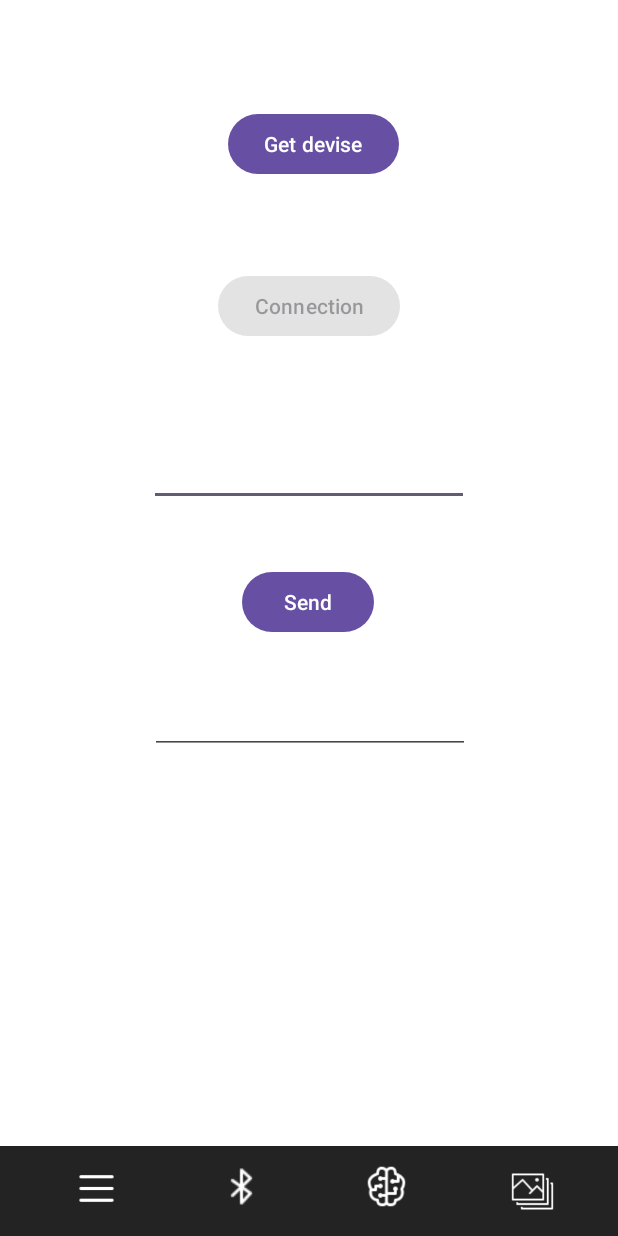
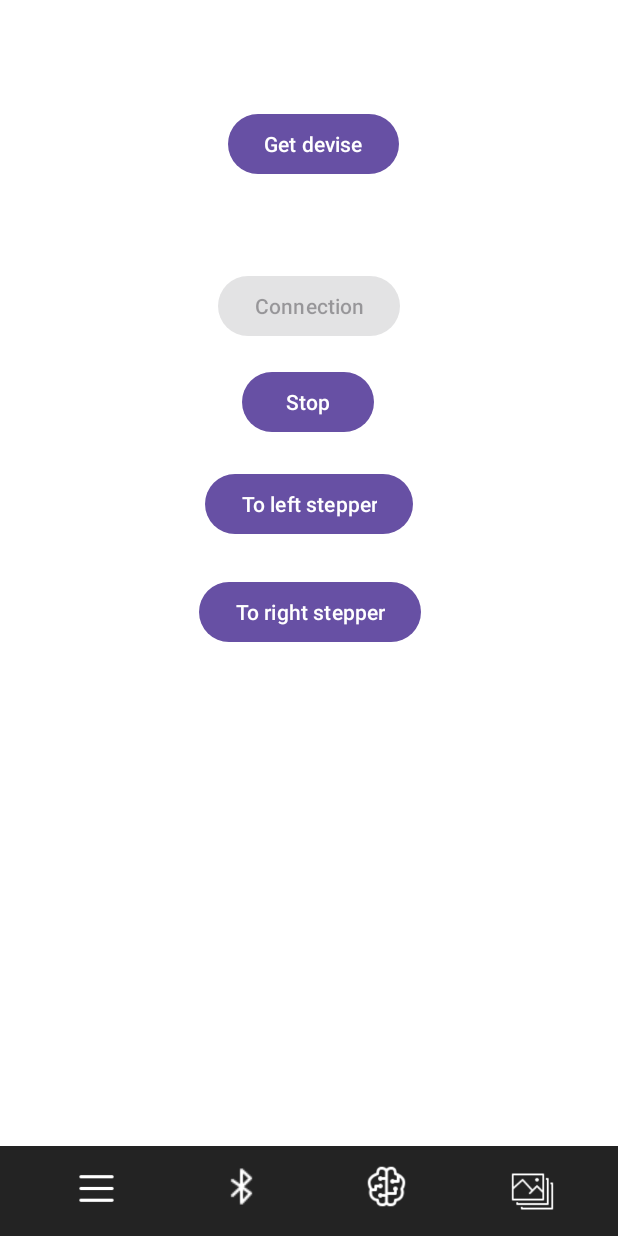
Before and after one commit to eldanaomushova/Picasso, an Android app: the Connection screen opened directly, with no data from a screen before it, on a phone screen of 412 x 824 dp. Run offline under Robolectric (Android 15) with nearby library versions, the phone set to English and light mode, and no system bars.

Commit message:
sample commot

```diff
--- a/app/src/main/java/com/example/picasso1/Connection.kt
+++ b/app/src/main/java/com/example/picasso1/Connection.kt
@@ -23,9 +23,6 @@ import java.util.UUID
 class Connection : AppCompatActivity() {
     private lateinit var connectionbtn: Button
     private lateinit var getDevisebtn: Button
-    private lateinit var sendbutton: Button
-    private lateinit var text1: TextView
-    private lateinit var result: TextView
     private lateinit var bluetoothAdaptor: BluetoothAdapter
     private lateinit var bluetoothDevice: BluetoothDevice
     private lateinit var bluetoothSocket: BluetoothSocket
@@ -33,6 +30,9 @@ class Connection : AppCompatActivity() {
     private lateinit var inputStream: InputStream;
     private lateinit var outputStream: OutputStream;
     private lateinit var rxThread: RxThread;
+    private lateinit var stopButton: Button;
+    private lateinit var torightstepper: Button;
+    private lateinit var toleftstepper: Button;
     private var rxData: String = "";
     private val REQUEST_BLUETOOTH_PERMISSION = 1
     override fun onCreate(savedInstanceState: Bundle?) {
@@ -43,9 +43,9 @@ class Connection : AppCompatActivity() {
         }
         connectionbtn = findViewById(R.id.connbtn)
         getDevisebtn = findViewById(R.id.getDevise)
-        sendbutton = findViewById(R.id.sendbtn)
-        text1 = findViewById(R.id.txt1)
-        result = findViewById(R.id.txt2)
+        stopButton = findViewById(R.id.stopMove)
+        torightstepper = findViewById(R.id.rightMove)
+        toleftstepper = findViewById(R.id.leftMove)
         bluetoothAdaptor = BluetoothAdapter.getDefaultAdapter()
         intentFilter = IntentFilter()
         intentFilter.addAction(BluetoothAdapter.ACTION_DISCOVERY_FINISHED)
@@ -104,13 +104,28 @@ class Connection : AppCompatActivity() {
         })
 
 
-        sendbutton.setOnClickListener(View.OnClickListener {
+        stopButton.setOnClickListener(View.OnClickListener {
             try {
-                outputStream.write((text1.text.toString() + "\r\n").toByteArray())
-            } catch (e: IOException) {
+                outputStream.write(("0\r\n").toByteArray())
+            }catch (e: IOException) {
                 e.printStackTrace()
             }
         })
+        toleftstepper.setOnClickListener(View.OnClickListener {
+            try {
+                outputStream.write(("1\r\n").toByteArray())
+            }catch (e: IOException) {
+                e.printStackTrace()
+            }
+        })
+        torightstepper.setOnClickListener(View.OnClickListener {
+            try {
+                outputStream.write(("2\r\n").toByteArray())
+            }catch (e: IOException) {
+                e.printStackTrace()
+            }
+        })
+
     }
     private fun hasBluetoothPermissions(): Boolean {
         return (checkSelfPermission(Manifest.permission.BLUETOOTH) == PackageManager.PERMISSION_GRANTED &&
@@ -160,10 +175,8 @@ class Connection : AppCompatActivity() {
                     Thread.sleep(10)
                 } catch (e: IOException) {
                     e.printStackTrace()
-                    // Handle IOException
                 } catch (e: InterruptedException) {
                     e.printStackTrace()
-                    // Handle InterruptedException
                 }
             }
         }
--- a/app/src/main/res/layout/activity_connection.xml
+++ b/app/src/main/res/layout/activity_connection.xml
@@ -29,41 +29,43 @@
         app:layout_constraintHorizontal_bias="0.51"
         app:layout_constraintStart_toStartOf="parent"
         app:layout_constraintTop_toTopOf="parent" />
-    <EditText
-        android:id="@+id/txt1"
+
+
+    <Button
+        android:id="@+id/stopMove"
         android:layout_width="wrap_content"
         android:layout_height="wrap_content"
-        android:layout_marginTop="64dp"
-        android:ems="10"
-        android:inputType="text"
-        app:layout_constraintEnd_toEndOf="@+id/connbtn"
-        app:layout_constraintHorizontal_bias="0.505"
-        app:layout_constraintStart_toStartOf="@+id/connbtn"
+        android:layout_marginTop="16dp"
+        android:text="Stop"
+        app:layout_constraintEnd_toEndOf="parent"
+        app:layout_constraintHorizontal_bias="0.498"
+        app:layout_constraintStart_toStartOf="parent"
         app:layout_constraintTop_toBottomOf="@+id/connbtn" />
 
+
     <Button
-        android:id="@+id/sendbtn"
+        android:id="@+id/rightMove"
         android:layout_width="wrap_content"
         android:layout_height="wrap_content"
-        android:layout_marginTop="40dp"
-        android:text="Send"
-        app:layout_constraintEnd_toEndOf="@+id/txt1"
-        app:layout_constraintHorizontal_bias="0.495"
-        app:layout_constraintStart_toStartOf="@+id/txt1"
-        app:layout_constraintTop_toBottomOf="@+id/txt1" />
+        android:layout_marginTop="24dp"
+        android:text="To right stepper"
+        app:layout_constraintEnd_toEndOf="@+id/leftMove"
+        app:layout_constraintHorizontal_bias="0.489"
+        app:layout_constraintStart_toStartOf="@+id/leftMove"
+        app:layout_constraintTop_toBottomOf="@+id/leftMove" />
 
-    <EditText
-        android:id="@+id/txt2"
+    <Button
+        android:id="@+id/leftMove"
         android:layout_width="wrap_content"
         android:layout_height="wrap_content"
-        android:layout_marginTop="32dp"
-        android:ems="10"
-        android:inputType="text"
-        android:contentDescription="Enter text here"
-        app:layout_constraintEnd_toEndOf="@+id/sendbtn"
-        app:layout_constraintHorizontal_bias="0.491"
-        app:layout_constraintStart_toStartOf="@+id/sendbtn"
-        app:layout_constraintTop_toBottomOf="@+id/sendbtn" />
+        android:layout_marginTop="20dp"
+        android:text="To left stepper"
+        app:layout_constraintEnd_toEndOf="@+id/stopMove"
+        app:layout_constraintHorizontal_bias="0.487"
+        app:layout_constraintStart_toStartOf="@+id/stopMove"
+        app:layout_constraintTop_toBottomOf="@+id/stopMove" />
+
+
 
     <androidx.coordinatorlayout.widget.CoordinatorLayout
         android:id="@+id/coordinatorLayout"
```
